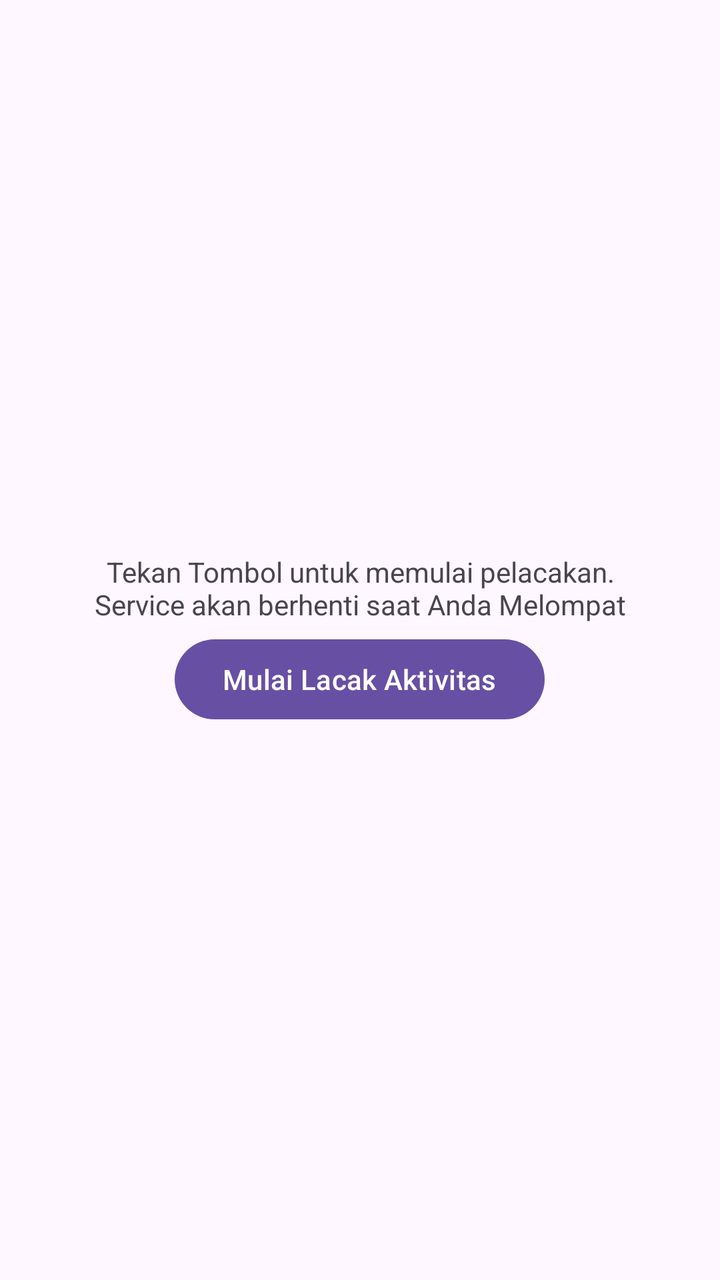
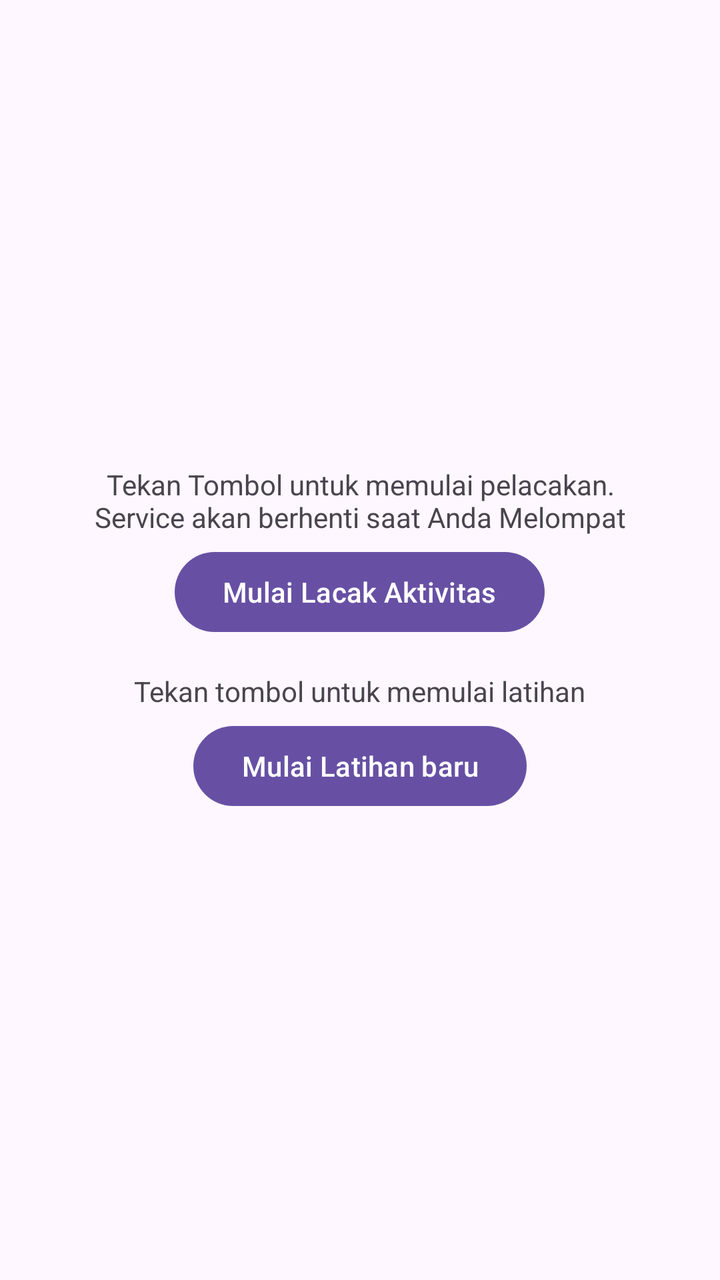

Compare the two renders of this Android layout. The source of the first and the diff that turns it into the second are given below.
<!-- AndroidManifest.xml: application theme Theme.BackgroundServices -->
<!-- res/layout/activity_main.xml -->
<?xml version="1.0" encoding="utf-8"?>
<ScrollView
    xmlns:android="http://schemas.android.com/apk/res/android"
    xmlns:tools="http://schemas.android.com/tools"
    android:layout_width="match_parent"
    android:layout_height="match_parent"
    tools:context=".MainActivity"
    android:fillViewport="true">
    <LinearLayout
        android:layout_width="match_parent"
        android:layout_height="wrap_content"
        android:id="@+id/main"
        android:orientation="vertical"
        android:layout_gravity="center"
        android:gravity="center"
        android:padding="24dp">
        <TextView
            android:layout_width="wrap_content"
            android:layout_height="wrap_content"
            android:id="@+id/statusTextView"
            android:gravity="center"
            android:text="Tekan Tombol untuk memulai pelacakan.\nService akan berhenti saat Anda Melompat">
        </TextView>
        <Button
            android:layout_width="wrap_content"
            android:layout_height="wrap_content"
            android:text="Mulai Lacak Aktivitas"
            android:id="@+id/btnStart"
            android:layout_marginTop="4dp">
        </Button>
    </LinearLayout>
</ScrollView>
<!-- resources referenced by this layout -->
<resources>
  <style name="Theme.BackgroundServices" parent="Base.Theme.BackgroundServices" />
  <style name="Base.Theme.BackgroundServices" parent="Theme.Material3.DayNight.NoActionBar">
          
          
      </style>
</resources>

<!-- the commit's change to res/layout/activity_main.xml (unified diff, before → after) -->
@@ -28,5 +28,20 @@
             android:id="@+id/btnStart"
             android:layout_marginTop="4dp">
         </Button>
+        
+        <TextView
+            android:layout_width="wrap_content"
+            android:layout_height="wrap_content"
+            android:id="@+id/tvExerciseStatus"
+            android:text="Tekan tombol untuk memulai latihan"
+            android:layout_marginTop="16dp">
+        </TextView>
+        <Button
+            android:layout_width="wrap_content"
+            android:layout_height="wrap_content"
+            android:id="@+id/btnStartExercise"
+            android:text="Mulai Latihan baru"
+            android:layout_marginTop="4dp">
+        </Button>
     </LinearLayout>
 </ScrollView>
